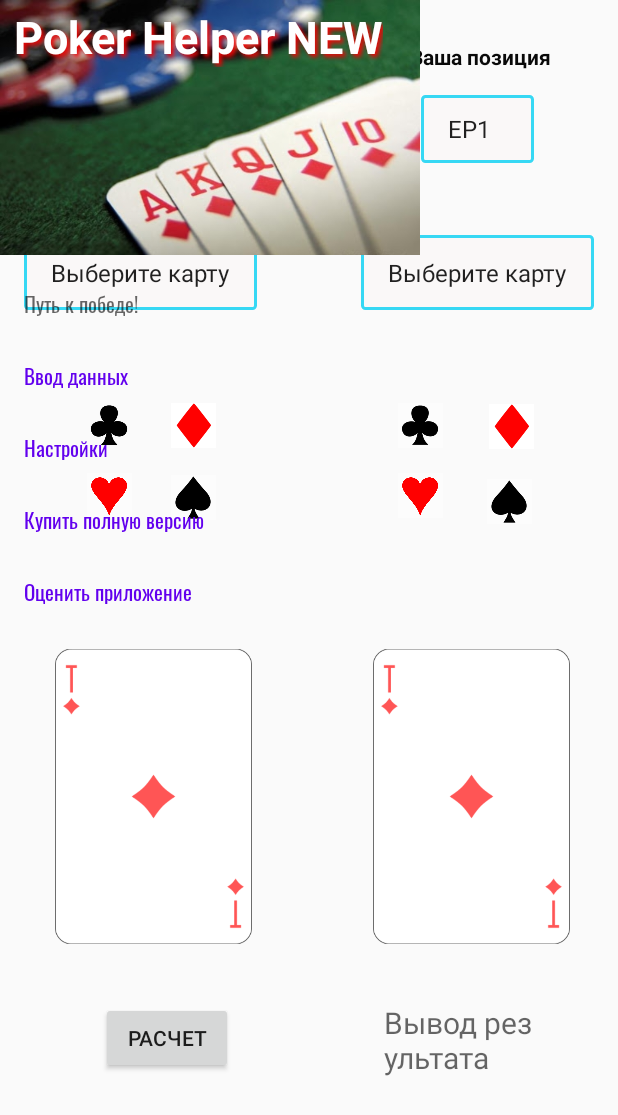
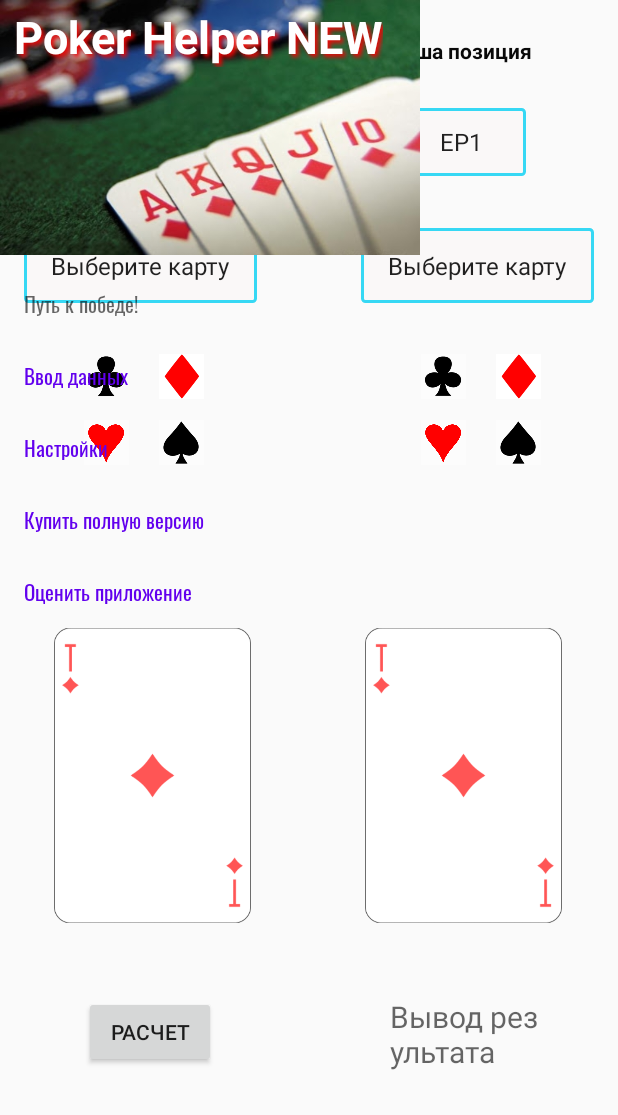
Before and after one commit to vovan55/poker_helper, an Android app: the screen it shows after launch (MainActivity), on a phone screen of 412 x 824 dp. Shown: the top 1115 px of the screen. Run offline under Robolectric (Android 15) with nearby library versions, the phone set to English and light mode, and no system bars; plain views replace FlowingDrawer, FlowingMenuLayout.

Commit message:
массивы созданы

```diff
--- a/app/src/main/res/layout/main_content.xml
+++ b/app/src/main/res/layout/main_content.xml
@@ -10,258 +10,221 @@
         android:id="@+id/spPos"
         android:layout_width="75dp"
         android:layout_height="45dp"
+        android:layout_marginStart="136dp"
         android:background="@drawable/spinner_background"
         android:entries="@array/big_blinds"
         android:spinnerMode="dropdown"
-        app:layout_constraintBottom_toBottomOf="parent"
-        app:layout_constraintEnd_toEndOf="parent"
-        app:layout_constraintHorizontal_bias="0.833"
-        app:layout_constraintStart_toStartOf="parent"
-        app:layout_constraintTop_toTopOf="parent"
-        app:layout_constraintVertical_bias="0.081" />
+        app:layout_constraintStart_toEndOf="@+id/spBB"
+        app:layout_constraintTop_toTopOf="@+id/spBB" />
 
     <ImageButton
         android:id="@+id/iBtnClubs2"
         android:layout_width="30dp"
         android:layout_height="30dp"
+        android:layout_marginStart="40dp"
+        android:layout_marginTop="84dp"
         android:background="@android:drawable/screen_background_light_transparent"
         android:contentDescription="@string/iBtnClubs2"
         android:onClick="onClickClubs2"
         android:scaleType="centerInside"
-        app:layout_constraintBottom_toBottomOf="parent"
-        app:layout_constraintEnd_toEndOf="parent"
-        app:layout_constraintHorizontal_bias="0.695"
-        app:layout_constraintStart_toStartOf="parent"
-        app:layout_constraintTop_toTopOf="parent"
-        app:layout_constraintVertical_bias="0.338"
+        app:layout_constraintStart_toStartOf="@+id/spCard_2"
+        app:layout_constraintTop_toTopOf="@+id/spCard_2"
         app:srcCompat="@drawable/clubs" />
 
     <ImageButton
         android:id="@+id/iBtnDiamonds2"
         android:layout_width="30dp"
         android:layout_height="30dp"
+        android:layout_marginStart="20dp"
         android:background="@android:drawable/screen_background_light_transparent"
+        android:contentDescription="@string/iBtnDiamonds2"
         android:onClick="onClickDiamonds2"
         android:scaleType="centerInside"
-        app:layout_constraintBottom_toBottomOf="parent"
-        app:layout_constraintEnd_toEndOf="parent"
-        app:layout_constraintHorizontal_bias="0.853"
-        app:layout_constraintStart_toStartOf="parent"
-        app:layout_constraintTop_toTopOf="parent"
-        app:layout_constraintVertical_bias="0.339"
+        app:layout_constraintStart_toEndOf="@+id/iBtnClubs2"
+        app:layout_constraintTop_toTopOf="@+id/iBtnClubs2"
         app:srcCompat="@drawable/diamond" />
 
     <ImageButton
         android:id="@+id/iBtnHearts2"
         android:layout_width="30dp"
         android:layout_height="30dp"
+        android:layout_marginTop="44dp"
         android:background="@android:drawable/screen_background_light_transparent"
+        android:contentDescription="@string/iBtnHearts2"
         android:onClick="onClickHearts2"
         android:scaleType="centerInside"
-        app:layout_constraintBottom_toBottomOf="parent"
-        app:layout_constraintEnd_toEndOf="parent"
-        app:layout_constraintHorizontal_bias="0.695"
-        app:layout_constraintStart_toStartOf="parent"
-        app:layout_constraintTop_toBottomOf="@+id/iBtnClubs2"
-        app:layout_constraintVertical_bias="0.034"
+        app:layout_constraintStart_toStartOf="@+id/iBtnClubs2"
+        app:layout_constraintTop_toTopOf="@+id/iBtnClubs2"
         app:srcCompat="@drawable/hearts" />
 
     <ImageButton
         android:id="@+id/iBtnSpades2"
         android:layout_width="30dp"
         android:layout_height="30dp"
+        android:layout_marginStart="20dp"
         android:background="@android:drawable/screen_background_light_transparent"
+        android:contentDescription="@string/iBtnSplades2"
         android:onClick="onClickSpades2"
         android:scaleType="centerInside"
-        app:layout_constraintBottom_toBottomOf="parent"
-        app:layout_constraintEnd_toEndOf="parent"
-        app:layout_constraintHorizontal_bias="0.85"
-        app:layout_constraintStart_toStartOf="parent"
-        app:layout_constraintTop_toTopOf="parent"
-        app:layout_constraintVertical_bias="0.402"
+        app:layout_constraintStart_toEndOf="@+id/iBtnHearts2"
+        app:layout_constraintTop_toTopOf="@+id/iBtnHearts2"
         app:srcCompat="@drawable/spades" />
 
     <Spinner
         android:id="@+id/spBB"
         android:layout_width="75dp"
         android:layout_height="45dp"
-        android:layout_marginStart="72dp"
+        android:layout_marginStart="8dp"
+        android:layout_marginTop="48dp"
         android:background="@drawable/spinner_background"
         android:entries="@array/big_blinds"
         android:spinnerMode="dropdown"
-        app:layout_constraintBottom_toBottomOf="parent"
-        app:layout_constraintEnd_toStartOf="@+id/spPos"
-        app:layout_constraintHorizontal_bias="0.037"
-        app:layout_constraintStart_toStartOf="parent"
-        app:layout_constraintTop_toTopOf="parent"
-        app:layout_constraintVertical_bias="0.081" />
+        app:layout_constraintStart_toStartOf="@+id/tvBB"
+        app:layout_constraintTop_toTopOf="@+id/tvBB" />
 
     <TextView
         android:id="@+id/tvResult"
         android:layout_width="100dp"
         android:layout_height="70dp"
-        android:layout_marginTop="32dp"
-        android:layout_marginEnd="56dp"
+        android:layout_marginStart="116dp"
         android:hint="@string/tvResult"
         android:textSize="20sp"
-        app:layout_constraintBottom_toBottomOf="parent"
-        app:layout_constraintEnd_toEndOf="parent"
-        app:layout_constraintTop_toBottomOf="@+id/tvCard2"
-        app:layout_constraintVertical_bias="0.0" />
+        app:layout_constraintStart_toEndOf="@+id/btnCalc"
+        app:layout_constraintTop_toTopOf="@+id/btnCalc" />
 
     <TextView
         android:id="@+id/tvBB"
         android:layout_width="wrap_content"
         android:layout_height="wrap_content"
-        android:layout_marginStart="16dp"
+        android:layout_marginStart="56dp"
+        android:layout_marginTop="24dp"
         android:text="@string/enterBB"
         android:textColor="#090909"
         android:textStyle="bold"
-        app:layout_constraintBottom_toBottomOf="parent"
-        app:layout_constraintEnd_toEndOf="parent"
-        app:layout_constraintHorizontal_bias="0.166"
         app:layout_constraintStart_toStartOf="parent"
-        app:layout_constraintTop_toTopOf="parent"
-        app:layout_constraintVertical_bias="0.035" />
+        app:layout_constraintTop_toTopOf="parent" />
 
     <TextView
         android:id="@+id/tvPosition"
         android:layout_width="wrap_content"
         android:layout_height="wrap_content"
-        android:layout_marginEnd="16dp"
+        android:layout_marginStart="112dp"
         android:text="@string/enter_position"
         android:textColor="#090909"
         android:textStyle="bold"
-        app:layout_constraintBottom_toBottomOf="parent"
-        app:layout_constraintEnd_toEndOf="parent"
-        app:layout_constraintHorizontal_bias="0.906"
-        app:layout_constraintStart_toStartOf="parent"
-        app:layout_constraintTop_toTopOf="parent"
-        app:layout_constraintVertical_bias="0.035" />
+        app:layout_constraintStart_toEndOf="@+id/tvBB"
+        app:layout_constraintTop_toTopOf="@+id/tvBB" />
 
     <ImageButton
         android:id="@+id/iBtnClubs"
         android:layout_width="30dp"
         android:layout_height="30dp"
+        android:layout_marginStart="40dp"
+        android:layout_marginTop="84dp"
         android:background="@drawable/clubs"
+        android:contentDescription="@string/iBtnClubs"
         android:onClick="onClickClubs"
         android:scaleType="centerInside"
-        app:layout_constraintBottom_toBottomOf="parent"
-        app:layout_constraintEnd_toEndOf="parent"
-        app:layout_constraintHorizontal_bias="0.152"
-        app:layout_constraintStart_toStartOf="parent"
-        app:layout_constraintTop_toTopOf="parent"
-        app:layout_constraintVertical_bias="0.338"
+        app:layout_constraintStart_toStartOf="@+id/spCard_1"
+        app:layout_constraintTop_toTopOf="@+id/spCard_1"
         app:srcCompat="@drawable/pressed_clubs" />
 
     <ImageButton
         android:id="@+id/iBtnHearts"
         android:layout_width="30dp"
         android:layout_height="30dp"
-        android:layout_marginTop="8dp"
+        android:layout_marginTop="44dp"
         android:background="@android:drawable/screen_background_light_transparent"
+        android:contentDescription="@string/iBtnHearts"
         android:onClick="onClickHearts"
         android:scaleType="centerInside"
-        app:layout_constraintBottom_toBottomOf="parent"
-        app:layout_constraintEnd_toEndOf="parent"
-        app:layout_constraintHorizontal_bias="0.152"
-        app:layout_constraintStart_toStartOf="parent"
-        app:layout_constraintTop_toBottomOf="@+id/iBtnClubs"
-        app:layout_constraintVertical_bias="0.018"
+        app:layout_constraintStart_toStartOf="@+id/iBtnClubs"
+        app:layout_constraintTop_toTopOf="@+id/iBtnClubs"
         app:srcCompat="@drawable/hearts" />
 
     <ImageButton
         android:id="@+id/iBtnSpades"
         android:layout_width="30dp"
         android:layout_height="30dp"
+        android:layout_marginStart="20dp"
         android:background="@android:drawable/screen_background_light_transparent"
+        android:contentDescription="@string/iBtnSplades"
         android:onClick="onClickSpades"
         android:scaleType="centerInside"
-        app:layout_constraintBottom_toBottomOf="parent"
-        app:layout_constraintEnd_toEndOf="parent"
-        app:layout_constraintHorizontal_bias="0.299"
-        app:layout_constraintStart_toStartOf="parent"
-        app:layout_constraintTop_toTopOf="parent"
-        app:layout_constraintVertical_bias="0.399"
+        app:layout_constraintStart_toEndOf="@+id/iBtnHearts"
+        app:layout_constraintTop_toTopOf="@+id/iBtnHearts"
         app:srcCompat="@drawable/spades" />
 
     <ImageButton
         android:id="@+id/iBtnDiamonds"
         android:layout_width="30dp"
         android:layout_height="30dp"
+        android:layout_marginStart="20dp"
         android:background="@android:drawable/screen_background_light_transparent"
+        android:contentDescription="@string/iBtnDiamonds"
         android:onClick="onClickDiamonds"
         android:scaleType="centerInside"
-        app:layout_constraintBottom_toBottomOf="parent"
-        app:layout_constraintEnd_toEndOf="parent"
-        app:layout_constraintHorizontal_bias="0.299"
-        app:layout_constraintStart_toStartOf="parent"
-        app:layout_constraintTop_toTopOf="parent"
-        app:layout_constraintVertical_bias="0.338"
+        app:layout_constraintStart_toEndOf="@+id/iBtnClubs"
+        app:layout_constraintTop_toTopOf="@+id/iBtnClubs"
         app:srcCompat="@drawable/diamond" />
 
     <ImageView
         android:id="@+id/tvCard1"
         android:layout_width="131dp"
         android:layout_height="210dp"
-        android:layout_marginStart="32dp"
-        app:layout_constraintBottom_toBottomOf="parent"
-        app:layout_constraintEnd_toStartOf="@+id/tvCard2"
-        app:layout_constraintHorizontal_bias="0.057"
+        android:layout_marginStart="36dp"
+        android:contentDescription="@string/tvCard1"
         app:layout_constraintStart_toStartOf="parent"
         app:layout_constraintTop_toTopOf="@+id/guideline"
-        app:layout_constraintVertical_bias="0.07"
         app:srcCompat="@drawable/ace_of_diamonds" />
 
     <ImageView
         android:id="@+id/tvCard2"
         android:layout_width="131dp"
         android:layout_height="210dp"
-        android:layout_marginEnd="32dp"
-        app:layout_constraintBottom_toBottomOf="parent"
+        android:layout_marginStart="60dp"
+        android:layout_marginEnd="36dp"
+        android:contentDescription="@string/tvCard2"
         app:layout_constraintEnd_toEndOf="parent"
-        app:layout_constraintHorizontal_bias="1.0"
-        app:layout_constraintStart_toStartOf="parent"
+        app:layout_constraintHorizontal_bias="0.941"
+        app:layout_constraintStart_toEndOf="@+id/tvCard1"
         app:layout_constraintTop_toTopOf="@+id/guideline"
-        app:layout_constraintVertical_bias="0.07"
         app:srcCompat="@drawable/ace_of_diamonds" />
 
     <Button
         android:id="@+id/btnCalc"
         android:layout_width="wrap_content"
         android:layout_height="wrap_content"
-        android:layout_marginTop="32dp"
+        android:layout_marginStart="20dp"
+        android:layout_marginTop="252dp"
         android:onClick="onClickCalc"
         android:text="@string/calculate"
-        app:layout_constraintEnd_toStartOf="@+id/tvResult"
-        app:layout_constraintHorizontal_bias="0.402"
-        app:layout_constraintStart_toStartOf="parent"
-        app:layout_constraintTop_toBottomOf="@+id/tvCard1" />
+        app:layout_constraintStart_toStartOf="@+id/tvCard1"
+        app:layout_constraintTop_toTopOf="@+id/tvCard1" />
 
     <Spinner
         android:id="@+id/spCard_1"
         android:layout_width="wrap_content"
         android:layout_height="50dp"
         android:layout_marginStart="16dp"
-        android:layout_marginTop="48dp"
-        android:layout_marginEnd="16dp"
+        android:layout_marginTop="80dp"
         android:background="@drawable/spinner_background"
         android:entries="@array/card_1"
-        app:layout_constraintEnd_toStartOf="@+id/spCard_2"
-        app:layout_constraintHorizontal_bias="0.0"
         app:layout_constraintStart_toStartOf="parent"
-        app:layout_constraintTop_toBottomOf="@+id/spBB" />
+        app:layout_constraintTop_toTopOf="@+id/spBB" />
 
     <Spinner
         android:id="@+id/spCard_2"
         android:layout_width="wrap_content"
         android:layout_height="50dp"
-        android:layout_marginTop="48dp"
+        android:layout_marginStart="68dp"
         android:layout_marginEnd="16dp"
         android:background="@drawable/spinner_background"
         android:entries="@array/card_2"
         app:layout_constraintEnd_toEndOf="parent"
-        app:layout_constraintTop_toBottomOf="@+id/spPos" />
+        app:layout_constraintHorizontal_bias="1.0"
+        app:layout_constraintStart_toEndOf="@+id/spCard_1"
+        app:layout_constraintTop_toTopOf="@+id/spCard_1" />
 
     <androidx.constraintlayout.widget.Guideline
         android:id="@+id/guideline"
--- a/app/src/main/res/values/strings.xml
+++ b/app/src/main/res/values/strings.xml
@@ -12,5 +12,14 @@
     <string name="tvResult">Вывод результата</string>
     <string name="way_to_win">Путь к победе!</string>
     <string name="calculate">Расчет</string>
-    <string name="iBtnClubs2">Выбор крестовой масти 2</string>
+    <string name="iBtnClubs2">icon clubs 2</string>
+    <string name="iBtnDiamonds2">icon diamonds 2</string>
+    <string name="iBtnHearts2">icon hearts 2</string>
+    <string name="iBtnSplades2">icon splades 2</string>
+    <string name="iBtnClubs">icon clubs</string>
+    <string name="iBtnDiamonds">icon diamonds</string>
+    <string name="iBtnHearts">icon hearts</string>
+    <string name="iBtnSplades">icon splades</string>
+    <string name="tvCard1">show card 1</string>
+    <string name="tvCard2">show card 2</string>
 </resources>
```
